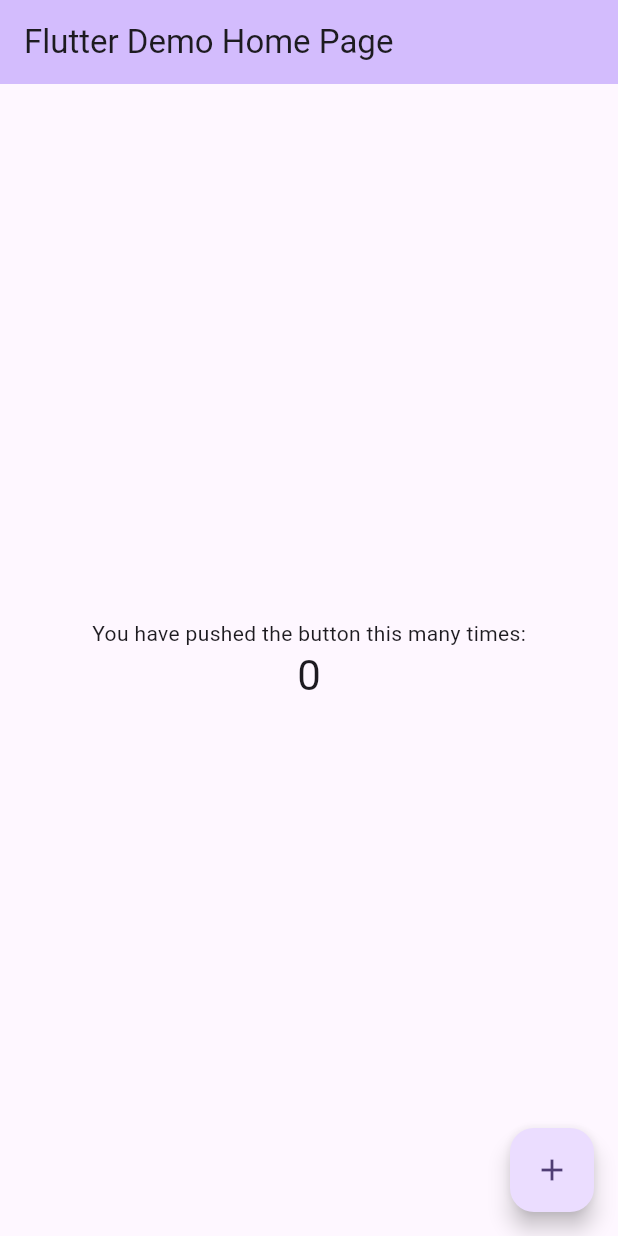
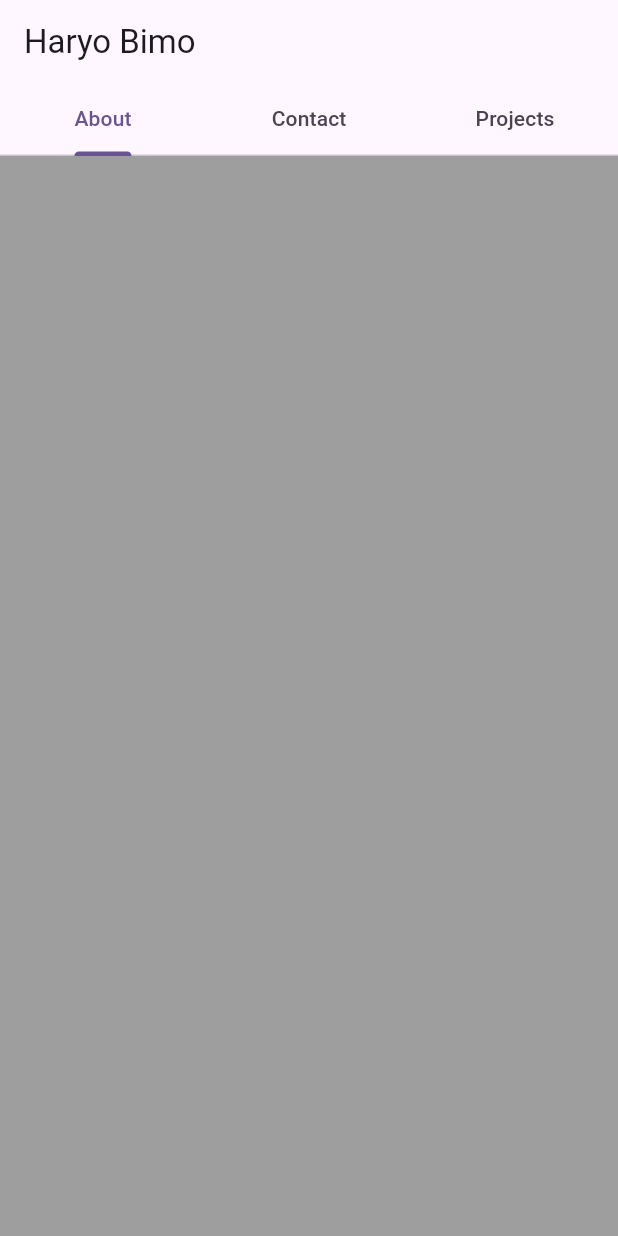
Before and after one commit to haryobimo96/personal-web-flutter, a Flutter app: the screen it shows after launch, on a phone screen of 412 x 824 dp. Run offline on Flutter 3.47's test engine with Material 3 defaults, Android fonts, the light colour scheme and no system bars.

Commit message:
add main page tab skeleton

```diff
--- a/lib/main.dart
+++ b/lib/main.dart
@@ -1,4 +1,5 @@
 import 'package:flutter/material.dart';
+import 'pages/main_page.dart';
 
 void main() {
   runApp(const MyApp());
@@ -55,71 +56,8 @@
 }
 
 class _MyHomePageState extends State<MyHomePage> {
-  int _counter = 0;
-
-  void _incrementCounter() {
-    setState(() {
-      // This call to setState tells the Flutter framework that something has
-      // changed in this State, which causes it to rerun the build method below
-      // so that the display can reflect the updated values. If we changed
-      // _counter without calling setState(), then the build method would not be
-      // called again, and so nothing would appear to happen.
-      _counter++;
-    });
-  }
-
   @override
   Widget build(BuildContext context) {
-    // This method is rerun every time setState is called, for instance as done
-    // by the _incrementCounter method above.
-    //
-    // The Flutter framework has been optimized to make rerunning build methods
-    // fast, so that you can just rebuild anything that needs updating rather
-    // than having to individually change instances of widgets.
-    return Scaffold(
-      appBar: AppBar(
-        // TRY THIS: Try changing the color here to a specific color (to
-        // Colors.amber, perhaps?) and trigger a hot reload to see the AppBar
-        // change color while the other colors stay the same.
-        backgroundColor: Theme.of(context).colorScheme.inversePrimary,
-        // Here we take the value from the MyHomePage object that was created by
-        // the App.build method, and use it to set our appbar title.
-        title: Text(widget.title),
-      ),
-      body: Center(
-        // Center is a layout widget. It takes a single child and positions it
-        // in the middle of the parent.
-        child: Column(
-          // Column is also a layout widget. It takes a list of children and
-          // arranges them vertically. By default, it sizes itself to fit its
-          // children horizontally, and tries to be as tall as its parent.
-          //
-          // Column has various properties to control how it sizes itself and
-          // how it positions its children. Here we use mainAxisAlignment to
-          // center the children vertically; the main axis here is the vertical
-          // axis because Columns are vertical (the cross axis would be
-          // horizontal).
-          //
-          // TRY THIS: Invoke "debug painting" (choose the "Toggle Debug Paint"
-          // action in the IDE, or press "p" in the console), to see the
-          // wireframe for each widget.
-          mainAxisAlignment: MainAxisAlignment.center,
-          children: <Widget>[
-            const Text(
-              'You have pushed the button this many times:',
-            ),
-            Text(
-              '$_counter',
-              style: Theme.of(context).textTheme.headlineMedium,
-            ),
-          ],
-        ),
-      ),
-      floatingActionButton: FloatingActionButton(
-        onPressed: _incrementCounter,
-        tooltip: 'Increment',
-        child: const Icon(Icons.add),
-      ), // This trailing comma makes auto-formatting nicer for build methods.
-    );
+    return const MainPage();
   }
 }
--- /dev/null
+++ b/lib/models/menu_tab.dart
@@ -0,0 +1,11 @@
+enum MenuTab {
+  about(title: "About"),
+  contact(title: "Contact"),
+  projects(title: "Projects");
+
+  const MenuTab({
+    required this.title
+  });
+
+  final String title;
+}
--- /dev/null
+++ b/lib/pages/main_page.dart
@@ -0,0 +1,58 @@
+import 'package:flutter/material.dart';
+import '../models/menu_tab.dart';
+
+
+class MainPage extends StatefulWidget {
+    const MainPage({super.key});
+
+    @override
+    MainPageState createState() => MainPageState();
+}
+
+class MainPageState extends State<MainPage> with SingleTickerProviderStateMixin {
+  static const String tabTitle = "Haryo Bimo";
+  late TabController _tabController;
+
+  @override
+  void initState() {
+    _tabController = TabController(
+        vsync: this,
+        length: MenuTab.values.length
+    );
+    super.initState();
+  }
+
+  @override
+  void dispose() {
+    _tabController.dispose();
+    super.dispose();
+  }
+
+  @override
+  Widget build(BuildContext context) {
+    return Scaffold(
+      appBar: AppBar(
+        title: const Text(tabTitle),
+        bottom: TabBar(
+          controller: _tabController,
+          tabs: MenuTab.values.map<Widget>((val) {
+            return Tab(text: val.title);
+          }).toList(),
+        ),
+      ),
+      body: TabBarView(
+        controller: _tabController,
+        children: MenuTab.values.map<Widget>((val) {
+          switch (val) {
+            case MenuTab.about:
+              return Container(color: Colors.grey); // Example content
+            case MenuTab.contact:
+              return Container(color: Colors.grey); // Example content
+            case MenuTab.projects:
+              return Container(color: Colors.grey); // Example content
+          }
+        }).toList(),
+      ),
+    );
+  }
+}
```
Also changed, not shown: lib/pages/about/about.dart (added), lib/pages/contact/contact.dart (added), lib/pages/projects/projects.dart (added), 1 other file.
